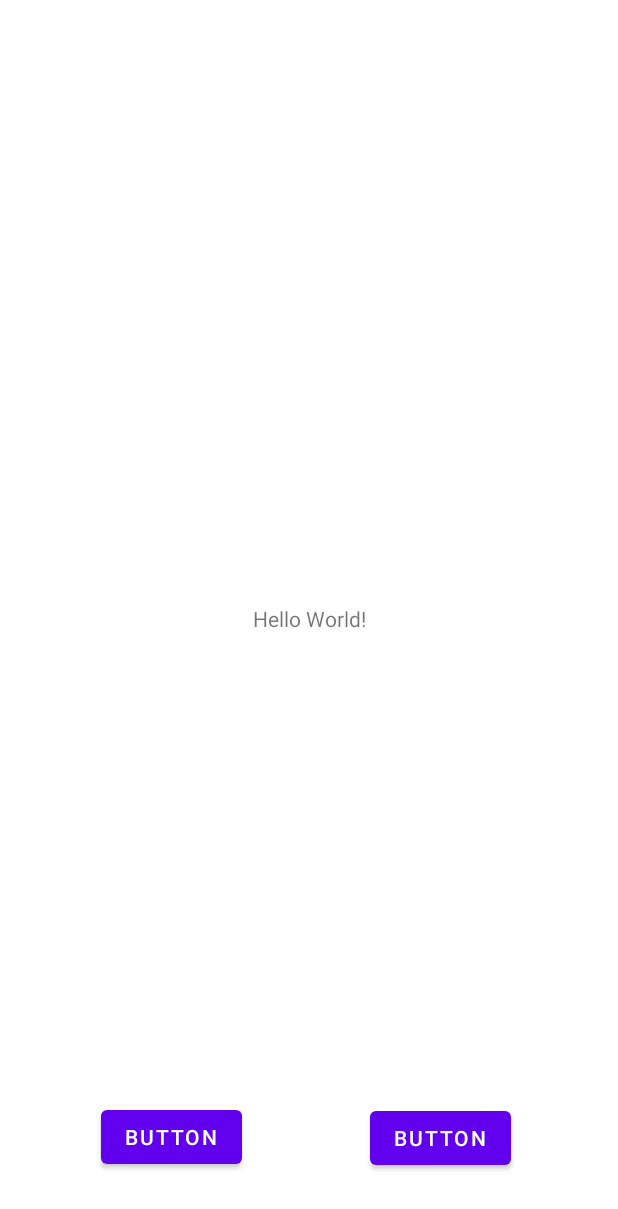
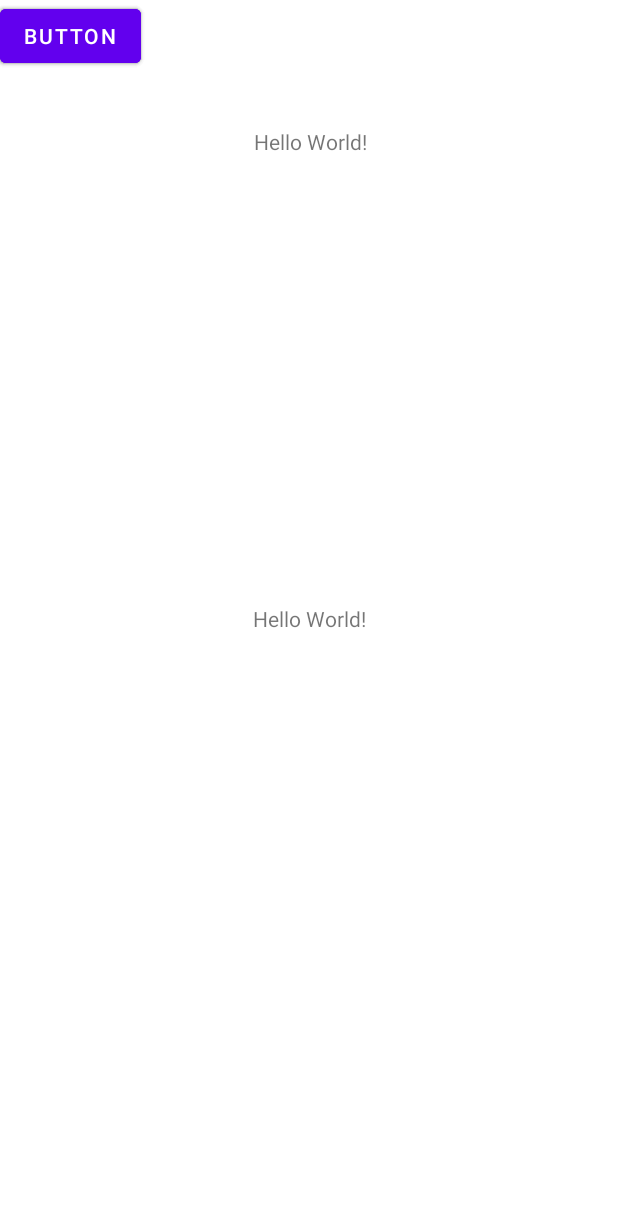
Before and after one commit to ilyasassakali/demoLes1, an Android app: the layout activity_main.xml on its own in the app's theme, with its tools: preview values and no code run, on a phone screen of 412 x 824 dp. Shown: the top 1209 px of the screen. Run offline under Robolectric (Android 15) with nearby library versions, the phone set to English and light mode, and no system bars.

Commit message:
hogerlager

```diff
--- a/app/build.gradle
+++ b/app/build.gradle
@@ -4,11 +4,11 @@ plugins {
 }
 
 android {
-    namespace 'com.example.demoles1'
+    namespace 'com.example.demohogerlager'
     compileSdk 33
 
     defaultConfig {
-        applicationId "com.example.demoles1"
+        applicationId "com.example.demohogerlager"
         minSdk 22
         targetSdk 33
         versionCode 1
--- a/app/src/main/AndroidManifest.xml
+++ b/app/src/main/AndroidManifest.xml
@@ -9,7 +9,7 @@
         android:icon="@mipmap/ic_launcher"
         android:label="@string/app_name"
         android:supportsRtl="true"
-        android:theme="@style/Theme.DemoLes1"
+        android:theme="@style/Theme.DemoHogerLager"
         tools:targetApi="31">
         <activity
             android:name=".MainActivity"
--- a/app/src/main/res/layout/activity_main.xml
+++ b/app/src/main/res/layout/activity_main.xml
@@ -7,7 +7,6 @@
     tools:context=".MainActivity">
 
     <TextView
-        android:id="@+id/hellotext"
         android:layout_width="wrap_content"
         android:layout_height="wrap_content"
         android:text="Hello World!"
@@ -16,26 +15,40 @@
         app:layout_constraintStart_toStartOf="parent"
         app:layout_constraintTop_toTopOf="parent" />
 
-    <Button
-        android:id="@+id/buttonOne"
+    <TextView
+        android:id="@+id/textView"
         android:layout_width="wrap_content"
         android:layout_height="wrap_content"
-        android:layout_marginEnd="18dp"
-        android:layout_marginBottom="42dp"
-        android:text="Button"
+        android:text="Hello World!"
         app:layout_constraintBottom_toBottomOf="parent"
-        app:layout_constraintEnd_toStartOf="@+id/buttonTwo"
-        app:layout_constraintStart_toStartOf="parent" />
+        app:layout_constraintEnd_toEndOf="parent"
+        app:layout_constraintHorizontal_bias="0.502"
+        app:layout_constraintStart_toStartOf="parent"
+        app:layout_constraintTop_toTopOf="parent"
+        app:layout_constraintVertical_bias="0.105" />
 
     <Button
-        android:id="@+id/buttonTwo"
+        android:id="@+id/button"
         android:layout_width="wrap_content"
         android:layout_height="wrap_content"
-        android:layout_marginEnd="4dp"
-        android:layout_marginBottom="41dp"
         android:text="Button"
-        app:layout_constraintBottom_toBottomOf="parent"
-        app:layout_constraintEnd_toEndOf="parent"
-        app:layout_constraintStart_toEndOf="@+id/buttonOne" />
+        tools:layout_editor_absoluteX="162dp"
+        tools:layout_editor_absoluteY="228dp" />
+
+    <Button
+        android:id="@+id/button2"
+        android:layout_width="wrap_content"
+        android:layout_height="wrap_content"
+        android:text="Button"
+        tools:layout_editor_absoluteX="282dp"
+        tools:layout_editor_absoluteY="228dp" />
+
+    <Button
+        android:id="@+id/button3"
+        android:layout_width="wrap_content"
+        android:layout_height="wrap_content"
+        android:text="Button"
+        tools:layout_editor_absoluteX="41dp"
+        tools:layout_editor_absoluteY="228dp" />
 
 </androidx.constraintlayout.widget.ConstraintLayout>
--- a/app/src/main/res/values-night/themes.xml
+++ b/app/src/main/res/values-night/themes.xml
@@ -1,6 +1,6 @@
 <resources xmlns:tools="http://schemas.android.com/tools">
     <!-- Base application theme. -->
-    <style name="Theme.DemoLes1" parent="Theme.MaterialComponents.DayNight.DarkActionBar">
+    <style name="Theme.DemoHogerLager" parent="Theme.MaterialComponents.DayNight.DarkActionBar">
         <!-- Primary brand color. -->
         <item name="colorPrimary">@color/purple_200</item>
         <item name="colorPrimaryVariant">@color/purple_700</item>
--- a/app/src/main/res/values/strings.xml
+++ b/app/src/main/res/values/strings.xml
@@ -1,5 +1,3 @@
 <resources>
-    <string name="app_name">demoLes1</string>
-    <string name="you_clicked_me">you clicked men</string>
-
+    <string name="app_name">demoHogerLager</string>
 </resources>
--- a/app/src/main/res/values/themes.xml
+++ b/app/src/main/res/values/themes.xml
@@ -1,6 +1,6 @@
 <resources xmlns:tools="http://schemas.android.com/tools">
     <!-- Base application theme. -->
-    <style name="Theme.DemoLes1" parent="Theme.MaterialComponents.DayNight.DarkActionBar">
+    <style name="Theme.DemoHogerLager" parent="Theme.MaterialComponents.DayNight.DarkActionBar">
         <!-- Primary brand color. -->
         <item name="colorPrimary">@color/purple_500</item>
         <item name="colorPrimaryVariant">@color/purple_700</item>
--- a/settings.gradle
+++ b/settings.gradle
@@ -12,5 +12,5 @@ dependencyResolutionManagement {
         mavenCentral()
     }
 }
-rootProject.name = "demoLes1"
+rootProject.name = "demoHogerLager"
 include ':app'
```
Also changed, not shown: app/src/main/java/com/example/demohogerlager/Game.kt (added, +71 -0 lines), app/src/main/java/com/example/demoles1/MainActivity.kt (deleted, +0 -26 lines), gradle/wrapper/gradle-wrapper.properties, 2 other files.
